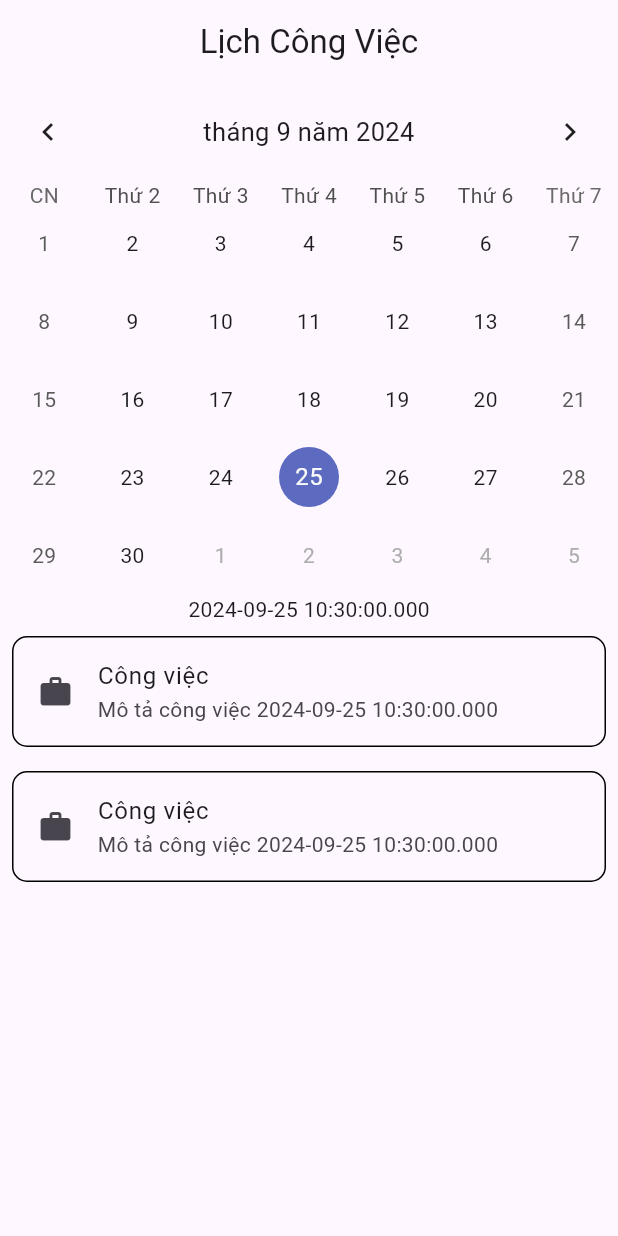
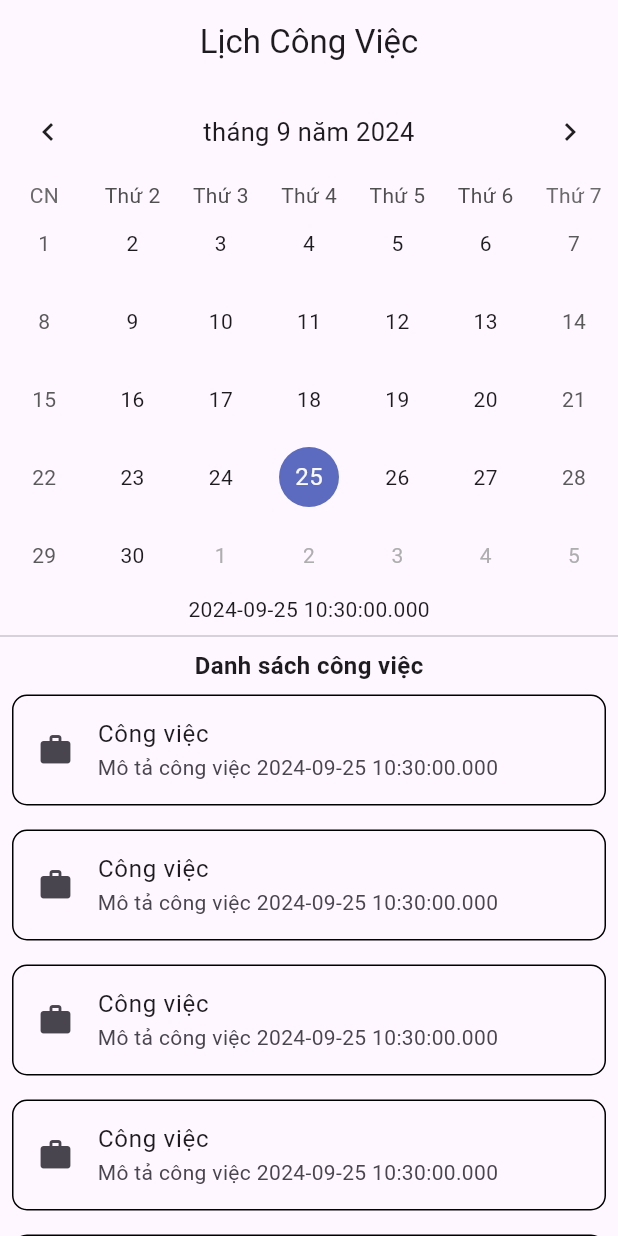
Before and after one commit to DannyFiller/task-manager, a Flutter app: the Lich screen opened directly, on a phone screen of 412 x 824 dp. Run offline on Flutter 3.47's test engine with Material 3 defaults, Android fonts, the phone set to English and light mode, and no system bars; drawn by our look-alikes of table_calendar; our stand-ins replace firebase_auth, firebase_core, logger; accounts and stored records are empty; network calls fail.

Commit message:
Thêm chức năng thêm và xóa công việc

```diff
--- /dev/null
+++ b/lib/models/congViec.dart
@@ -0,0 +1,22 @@
+// ignore_for_file: public_member_api_docs, sort_constructors_first
+import 'dart:convert';
+
+import 'package:flutter/material.dart';
+
+class Congviec {
+  String? tieuDeCongViec;
+  String? noiDung;
+  DateTime? ngayLamViec;
+  TimeOfDay? thoiGianLamViec;
+  String? diaDiem;
+  String? ghiChu;
+
+  Congviec({
+    this.tieuDeCongViec,
+    this.noiDung,
+    this.ngayLamViec,
+    this.thoiGianLamViec,
+    this.diaDiem,
+    this.ghiChu,
+  });
+}
--- a/lib/pages/Lich.dart
+++ b/lib/pages/Lich.dart
@@ -21,6 +21,7 @@ class _LichState extends State<Lich> {
   Widget build(BuildContext context) {
     return Scaffold(
       appBar: AppBar(
+        forceMaterialTransparency: true,
         automaticallyImplyLeading: false,
         title: const Text("Lịch Công Việc"),
         centerTitle: true,
@@ -43,10 +44,17 @@ class _LichState extends State<Lich> {
             onDaySelected: _onDaySelected,
           ),
           Text(today.toString()),
-          ListView.builder(
-            shrinkWrap: true,
-            itemCount: 2,
-            itemBuilder: (context, index) => item(context, today),
+          const Divider(),
+          const Text(
+            "Danh sách công việc",
+            style: TextStyle(fontWeight: FontWeight.bold, fontSize: 16),
+          ),
+          Expanded(
+            child: ListView.builder(
+              shrinkWrap: true,
+              itemCount: 6,
+              itemBuilder: (context, index) => item(context, today),
+            ),
           ),
         ]),
       ),
@@ -56,7 +64,7 @@ class _LichState extends State<Lich> {
 
 Widget item(BuildContext context, DateTime date) {
   return Container(
-    margin: EdgeInsets.symmetric(horizontal: 8, vertical: 8),
+    margin: const EdgeInsets.symmetric(horizontal: 8, vertical: 8),
     decoration: BoxDecoration(
         border: Border.all(color: Colors.black),
         borderRadius: BorderRadius.circular(10)),
@@ -71,23 +79,6 @@ Widget item(BuildContext context, DateTime date) {
       title: const Text("Công việc"),
       subtitle: Text("Mô tả công việc " + date.toString()),
       leading: const Icon(Icons.work),
-      //   trailing: Wrap(
-      //     spacing: 12,
-      //     children: <Widget>[
-      //       GestureDetector(
-      //         onTap: () {
-      //           ShowDialog(context);
-      //         },
-      //         child: Icon(Icons.edit),
-      //       ),
-      //       GestureDetector(
-      //         onTap: () {
-      //           ShowDialog(context);
-      //         },
-      //         child: Icon(Icons.delete),
-      //       ),
-      //     ],
-      //   ),
     ),
   );
 }
--- /dev/null
+++ b/lib/providers/listVSM.dart
@@ -0,0 +1,42 @@
+import 'package:flutter/material.dart';
+import 'package:task_manager/models/CongViec.dart';
+import 'package:logger/logger.dart';
+
+class ListVSM with ChangeNotifier {
+  // Account? currentAcc;
+
+  // Future setCurrentAcc(String email) async {
+  //   ApiService apiService = ApiService();
+  //   currentAcc = await apiService.getAccount(email);
+  //   notifyListeners();
+  // }
+
+  // updateCurrentAcc() async {
+  //   ApiService apiService = ApiService();
+  //   await apiService.updateAccount(currentAcc!);
+  //   notifyListeners();
+  // }
+
+  // setImage(String img) {
+  //   currentAcc!.setImage(img);
+  //   notifyListeners();
+  // }
+  List<Congviec> danhsach = [];
+  var logger = Logger();
+  Future themCongViec(Congviec congViec) async {
+    logger.i("Cong viec : ${congViec.tieuDeCongViec}");
+    danhsach.add(congViec);
+    notifyListeners();
+  }
+
+  Future xoaCongViec(int index) async {
+    danhsach.removeAt(index);
+    logger.i("danh sach : ${danhsach.length}");
+    notifyListeners();
+  }
+
+  Future check() async {
+    logger.i("danh sach : ${danhsach.length}");
+    notifyListeners();
+  }
+}
--- a/lib/trangchu.dart
+++ b/lib/trangchu.dart
@@ -1,6 +1,6 @@
 import 'package:flutter/material.dart';
-import 'package:task_manager/pages/Lich.dart';
-import 'package:task_manager/pages/CaiDat.dart';
+import 'package:task_manager/pages/lich.dart';
+import 'package:task_manager/pages/caiDat.dart';
 import 'package:task_manager/pages/DanhSach.dart';
 
 class TrangChu extends StatefulWidget {
--- a/pubspec.yaml
+++ b/pubspec.yaml
@@ -9,6 +9,7 @@ environment:
 dependencies:
   flutter:
     sdk: flutter
+  firebase_core: ^3.5.0
 
 dev_dependencies:
   flutter_test:
@@ -16,6 +17,9 @@ dev_dependencies:
   flutter_lints: ^4.0.0
   table_calendar: ^3.1.2
   dropdown_button2: ^2.3.9
+  firebase_auth: ^5.3.0
+  logger: ^2.4.0
+  provider: ^6.1.2
 
 flutter:
   uses-material-design: true
```
Also changed, not shown: lib/main.dart (+16 -5 lines), lib/pages/DangNhap.dart (+39 -12 lines), lib/pages/DanhSach.dart (+18 -7 lines), lib/pages/ThemCongViec.dart (+69 -10 lines), lib/utilities/authService.dart (added, +73 -0 lines), firebase.json (added), lib/utilities/const.dart (renamed from lib/const.dart), lib/utilities/firebase_options.dart (added), pubspec.lock, 6 other files.
